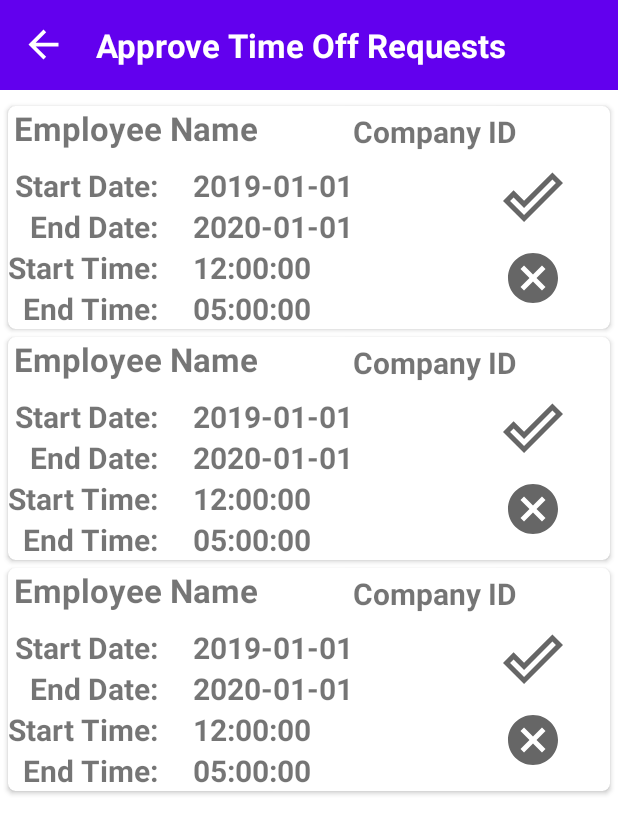
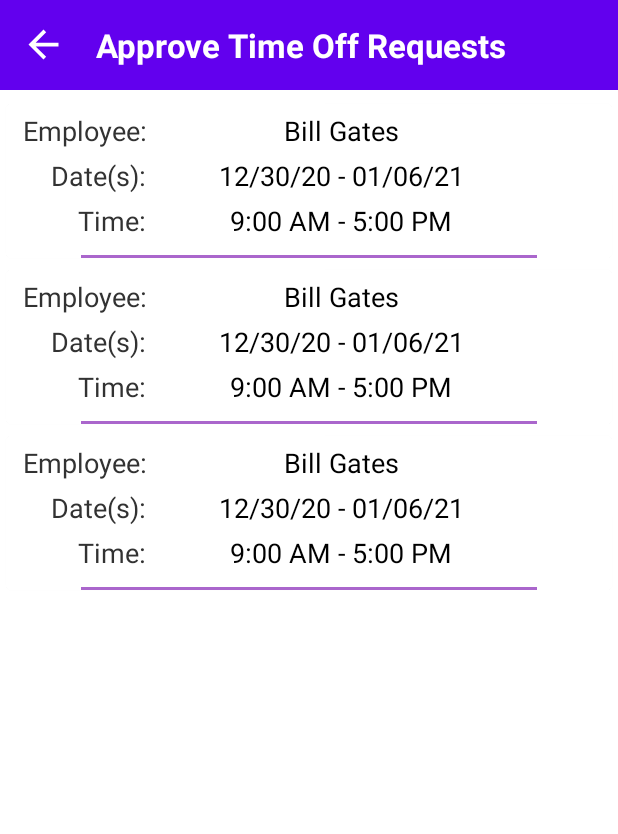
Before and after one commit to MonJamp/ProShift, an Android app: the layout activity_approve_time_off_requests.xml on its own in the app's theme, with its tools: preview values and no code run, on a phone screen of 412 x 824 dp. Shown: the top 834 px of the screen. Run offline under Robolectric (Android 15) with nearby library versions, the phone set to English and light mode, and no system bars.

Commit message:
Update time off request card in manager controls

```diff
--- a/app/src/main/java/com/proshiftteam/proshift/Activities/ApproveTimeOffRequestActivity.kt
+++ b/app/src/main/java/com/proshiftteam/proshift/Activities/ApproveTimeOffRequestActivity.kt
@@ -6,7 +6,7 @@ import android.widget.ImageView
 import android.widget.Toast
 import androidx.appcompat.app.AppCompatActivity
 import androidx.recyclerview.widget.RecyclerView
-import com.proshiftteam.proshift.Adapters.GetTimeOffRequestsAdapter
+import com.proshiftteam.proshift.Adapters.TimeOffRequestsManagerAdapter
 import com.proshiftteam.proshift.DataFiles.GetTimeOffRequestsObject
 import com.proshiftteam.proshift.Interfaces.RetrofitBuilderObject
 import com.proshiftteam.proshift.R
@@ -39,7 +39,7 @@ class ApproveTimeOffRequestActivity: AppCompatActivity() {
                 if (response.isSuccessful) {
                     Toast.makeText(context, "Successfully loaded time off requests" + response.code(), Toast.LENGTH_SHORT).show()
                     val listOfTimeOffRequests = response.body()!!
-                    approve_time_off_requests_recycler_view.adapter = GetTimeOffRequestsAdapter(accessCode!!,tokenCode.toString(), listOfTimeOffRequests)
+                    approve_time_off_requests_recycler_view.adapter = TimeOffRequestsManagerAdapter(accessCode!!,tokenCode.toString(), listOfTimeOffRequests)
                 } else {
                     Toast.makeText(context, "Failed loading time off requests : Response code " + response.code(), Toast.LENGTH_SHORT).show()
                 }
--- a/app/src/main/java/com/proshiftteam/proshift/Adapters/GetTimeOffRequestsAdapter.kt
+++ b/app/src/main/java/com/proshiftteam/proshift/Adapters/TimeOffRequestsManagerAdapter.kt
@@ -4,41 +4,94 @@ import android.content.Intent
 import android.view.LayoutInflater
 import android.view.View
 import android.view.ViewGroup
+import android.widget.ImageButton
+import android.widget.LinearLayout
 import android.widget.TextView
 import android.widget.Toast
-import androidx.core.app.ActivityCompat.recreate
-import androidx.core.content.ContextCompat.startActivity
+import androidx.cardview.widget.CardView
 import androidx.recyclerview.widget.RecyclerView
 import com.proshiftteam.proshift.Activities.ApproveTimeOffRequestActivity
 import com.proshiftteam.proshift.DataFiles.ApproveDenyTimeOffRequestsObject
 import com.proshiftteam.proshift.DataFiles.GetTimeOffRequestsObject
 import com.proshiftteam.proshift.Interfaces.RetrofitBuilderObject.connectJsonApiCalls
 import com.proshiftteam.proshift.R
-import kotlinx.android.synthetic.main.card_item_get_time_off_requests.view.*
 import okhttp3.ResponseBody
 import retrofit2.Call
 import retrofit2.Callback
 import retrofit2.Response
+import java.text.SimpleDateFormat
 
-class GetTimeOffRequestsAdapter(val accessCode: Int,val tokenCode: String, private val timeOffRequestsList: List<GetTimeOffRequestsObject>) : RecyclerView.Adapter<GetTimeOffRequestsAdapter.ShowTimeOffRequestsViewHolder>(){
-    override fun onCreateViewHolder(parent: ViewGroup, viewType: Int): GetTimeOffRequestsAdapter.ShowTimeOffRequestsViewHolder {
-        val timeOffRequestView = LayoutInflater.from(parent.context).inflate(R.layout.card_item_get_time_off_requests, parent, false)
-        return ShowTimeOffRequestsViewHolder(timeOffRequestView)
+class TimeOffRequestsManagerAdapter(
+    val accessCode: Int,
+    val tokenCode: String,
+    private val timeOffRequestsList: List<GetTimeOffRequestsObject>)
+    : RecyclerView.Adapter<TimeOffRequestsManagerAdapter.ViewHolder>()
+{
+    class ViewHolder(cardView: CardView) : RecyclerView.ViewHolder(cardView) {
+        val tvEmployee: TextView = cardView.findViewById(R.id.cardTimeOffManagerEmployee)
+        val tvDate: TextView = cardView.findViewById(R.id.cardTimeOffManagerDate)
+        val tvTime: TextView = cardView.findViewById(R.id.cardTimeOffManagerTime)
+        val llControls: LinearLayout = cardView.findViewById(R.id.cardTimeOffManagerControls)
+        val ibApprove: ImageButton = cardView.findViewById(R.id.cardTimeOffManagerApprove)
+        val ibDeny: ImageButton = cardView.findViewById(R.id.cardTimeOffManagerDeny)
+    }
+
+    override fun onCreateViewHolder(parent: ViewGroup, viewType: Int): TimeOffRequestsManagerAdapter.ViewHolder {
+        val cardView = LayoutInflater.from(parent.context)
+            .inflate(R.layout.card_time_off_manager_item, parent, false)
+            as CardView
+
+        return ViewHolder(cardView)
     }
 
     override fun getItemCount(): Int {
         return timeOffRequestsList.size
     }
 
-    override fun onBindViewHolder(holder: GetTimeOffRequestsAdapter.ShowTimeOffRequestsViewHolder, position: Int) {
-        holder.company.text = timeOffRequestsList.get(position).company.toString()
-        holder.employee_name.text = timeOffRequestsList.get(position).employee_name
-        holder.start_date.text = timeOffRequestsList.get(position).start_date
-        holder.end_date.text = timeOffRequestsList.get(position).end_date
-        holder.time_start.text = timeOffRequestsList.get(position).time_start
-        holder.time_end.text = timeOffRequestsList.get(position).time_end
+    private fun onItemClickHandler(holder: ViewHolder, position: Int) {
+        holder.llControls.visibility = if(holder.llControls.visibility == View.VISIBLE) {
+            View.GONE
+        } else {
+            View.VISIBLE
+        }
+    }
 
-        holder.itemView.card_get_time_off_requests_approve_button.setOnClickListener {v ->
+    override fun onBindViewHolder(holder: TimeOffRequestsManagerAdapter.ViewHolder, position: Int) {
+        val timeOff = timeOffRequestsList.get(position)
+
+        val employeeText = timeOff.employee_name
+
+        val dateFormat = SimpleDateFormat("yyyy-MM-dd")
+        val newDateFormat = SimpleDateFormat("MM/dd/yy")
+        val startDate = dateFormat.parse(timeOff.start_date)
+        val endDate = dateFormat.parse(timeOff.end_date)
+        val strStartDate = newDateFormat.format(startDate).toString()
+        val strEndDate = newDateFormat.format(endDate).toString()
+
+        val dateText = if(startDate == endDate) {
+            strStartDate
+        } else {
+            "$strStartDate - $strEndDate"
+        }
+
+        val timeFormat = SimpleDateFormat("HH:mm:ss")
+        val newTimeFormat = SimpleDateFormat("hh:mm a")
+        val startTime = timeFormat.parse(timeOff.time_start)
+        val endTime = timeFormat.parse(timeOff.time_end)
+        val strStartTime = newTimeFormat.format(startTime).toString()
+        val strEndTime = newTimeFormat.format(endTime).toString()
+
+        val timeText = "$strStartTime - $strEndTime"
+
+        holder.tvEmployee.text = employeeText
+        holder.tvDate.text = dateText
+        holder.tvTime.text = timeText
+
+        holder.itemView.setOnClickListener {
+            onItemClickHandler(holder, position)
+        }
+
+        holder.ibApprove.setOnClickListener {v ->
             val context = v.context
             val requestID = timeOffRequestsList.get(position).id
             val approveTimeOffRequestObject = ApproveDenyTimeOffRequestsObject(requestID)
@@ -67,7 +120,7 @@ class GetTimeOffRequestsAdapter(val accessCode: Int,val tokenCode: String, priva
                 }
             })
         }
-        holder.itemView.card_get_time_off_requests_deny_button.setOnClickListener {v ->
+        holder.ibDeny.setOnClickListener {v ->
             val context = v.context
             val requestID = timeOffRequestsList.get(position).id
             val denyTimeOffRequestsObject = ApproveDenyTimeOffRequestsObject(requestID)
@@ -97,13 +150,4 @@ class GetTimeOffRequestsAdapter(val accessCode: Int,val tokenCode: String, priva
             })
         }
     }
-
-    class ShowTimeOffRequestsViewHolder(itemView: View) : RecyclerView.ViewHolder(itemView) {
-        val company: TextView = itemView.findViewById(R.id.card_get_time_off_requests_company_id)
-        val employee_name: TextView = itemView.findViewById(R.id.card_get_time_off_requests_employee_name)
-        val start_date: TextView = itemView.findViewById(R.id.card_get_time_off_requests_start_date)
-        val end_date: TextView = itemView.findViewById(R.id.card_get_time_off_requests_end_date)
-        val time_start: TextView = itemView.findViewById(R.id.card_get_time_off_requests_start_time)
-        val time_end: TextView = itemView.findViewById(R.id.card_get_time_off_requests_end_time)
-    }
 }
--- /dev/null
+++ b/app/src/main/res/drawable/ic_approve.xml
@@ -0,0 +1,11 @@
+<vector xmlns:android="http://schemas.android.com/apk/res/android"
+    android:width="20.410639dp"
+    android:height="5.102531dp"
+    android:viewportWidth="20.410639"
+    android:viewportHeight="5.102531">
+  <path
+      android:pathData="M-0,-0L-0,5.1025L20.4106,5.1025L20.4106,-0ZM12.1347,1.1286 L12.6308,1.988 9.1845,3.9775 7.7814,2.5745 8.4832,1.8728 9.3477,2.7373z"
+      android:strokeWidth="0.999999"
+      android:fillColor="#00ff00"
+      android:fillType="evenOdd"/>
+</vector>
--- /dev/null
+++ b/app/src/main/res/drawable/ic_deny.xml
@@ -0,0 +1,11 @@
+<vector xmlns:android="http://schemas.android.com/apk/res/android"
+    android:width="20.41064dp"
+    android:height="5.102531dp"
+    android:viewportWidth="20.41064"
+    android:viewportHeight="5.102531">
+  <path
+      android:pathData="M0,0L0,5.1025L20.4106,5.1025L20.4106,0ZM9.2361,0.8857 L10.2051,1.8547 11.174,0.8857 11.8701,1.5818 10.9011,2.5507 11.8701,3.5197 11.174,4.2163 10.2051,3.2473 9.2361,4.2163 8.54,3.5197 9.509,2.5507 8.54,1.5818z"
+      android:strokeWidth="0.264583"
+      android:fillColor="#ff0000"
+      android:fillType="evenOdd"/>
+</vector>
--- a/app/src/main/res/layout/activity_approve_time_off_requests.xml
+++ b/app/src/main/res/layout/activity_approve_time_off_requests.xml
@@ -42,6 +42,6 @@
         android:layout_marginTop="5dp"
         app:layoutManager="androidx.recyclerview.widget.LinearLayoutManager"
         tools:context=".Activities.HomeActivity"
-        tools:listitem="@layout/card_item_get_time_off_requests"/>
+        tools:listitem="@layout/card_time_off_manager_item"/>
 
 </LinearLayout>
--- a/app/src/main/res/layout/card_assigned_shift_item.xml
+++ b/app/src/main/res/layout/card_assigned_shift_item.xml
@@ -3,7 +3,7 @@
 <com.google.android.material.card.MaterialCardView xmlns:android="http://schemas.android.com/apk/res/android"
     xmlns:tools="http://schemas.android.com/tools"
     xmlns:card_view="http://schemas.android.com/apk/res-auto"
-    android:id="@+id/cardSchedule"
+    android:id="@+id/cardTimeOffItem"
     android:layout_width="match_parent"
     android:layout_height="wrap_content"
     android:layout_margin="8dp"
--- a/app/src/main/res/layout/card_item_get_time_off_requests.xml
+++ /dev/null
@@ -1,154 +0,0 @@
-<?xml version="1.0" encoding="utf-8"?>
-<androidx.cardview.widget.CardView xmlns:android="http://schemas.android.com/apk/res/android"
-    android:layout_width="match_parent"
-    android:layout_height="wrap_content"
-    xmlns:card_view="http://schemas.android.com/apk/res-auto"
-    xmlns:tools="http://schemas.android.com/tools"
-    android:elevation="10dp"
-    android:layout_marginLeft="5dp"
-    android:layout_marginRight="5dp"
-    android:layout_marginTop="5dp"
-    card_view:cardCornerRadius="5dp">
-
-    <androidx.constraintlayout.widget.ConstraintLayout
-        android:layout_width="391dp"
-        android:layout_height="match_parent"
-        card_view:layout_constraintBottom_toTopOf="@+id/textView2"
-        card_view:layout_constraintTop_toTopOf="@+id/textView2">
-
-        <TextView
-            android:id="@+id/card_get_time_off_requests_company_id"
-            android:layout_width="wrap_content"
-            android:layout_height="wrap_content"
-            android:layout_marginTop="3dp"
-            android:textSize="20sp"
-            android:textStyle="bold"
-            card_view:layout_constraintStart_toEndOf="@+id/card_get_time_off_requests_start_date"
-            card_view:layout_constraintTop_toTopOf="parent"
-            tools:text="Company ID" />
-
-        <TextView
-            android:id="@+id/card_get_time_off_requests_employee_name"
-            android:layout_width="wrap_content"
-            android:layout_height="wrap_content"
-            android:layout_marginStart="4dp"
-            android:textSize="22sp"
-            android:textStyle="bold"
-            card_view:layout_constraintStart_toStartOf="parent"
-            card_view:layout_constraintTop_toTopOf="parent"
-            tools:text="Employee Name" />
-
-        <ImageView
-            android:id="@+id/card_get_time_off_requests_deny_button"
-            android:layout_width="0dp"
-            android:layout_height="40dp"
-            android:layout_marginTop="14dp"
-            android:layout_marginBottom="14dp"
-            android:src="@drawable/ic_deny_button"
-            card_view:layout_constraintBottom_toBottomOf="parent"
-            card_view:layout_constraintEnd_toEndOf="@+id/card_get_time_off_requests_approve_button"
-            card_view:layout_constraintStart_toStartOf="@+id/card_get_time_off_requests_approve_button"
-            card_view:layout_constraintTop_toBottomOf="@+id/card_get_time_off_requests_approve_button" />
-
-        <ImageView
-            android:id="@+id/card_get_time_off_requests_approve_button"
-            android:layout_width="40dp"
-            android:layout_height="40dp"
-            android:layout_marginTop="10dp"
-            android:layout_marginEnd="21dp"
-            android:src="@drawable/ic_approve_button"
-            card_view:layout_constraintEnd_toEndOf="parent"
-            card_view:layout_constraintTop_toBottomOf="@+id/card_get_time_off_requests_company_id" />
-
-        <TextView
-            android:id="@+id/textView1"
-            android:layout_width="wrap_content"
-            android:layout_height="wrap_content"
-            android:layout_marginTop="10dp"
-            android:text="Start Date:"
-            android:textSize="20sp"
-            android:textStyle="bold"
-            card_view:layout_constraintEnd_toEndOf="@+id/textView2"
-            card_view:layout_constraintTop_toBottomOf="@+id/card_get_time_off_requests_employee_name"/>
-
-        <TextView
-            android:id="@+id/textView2"
-            android:layout_width="wrap_content"
-            android:layout_height="wrap_content"
-            android:text="End Date:"
-            android:textSize="20sp"
-            android:textStyle="bold"
-            card_view:layout_constraintEnd_toEndOf="@+id/textView3"
-            card_view:layout_constraintTop_toBottomOf="@+id/textView1"/>
-
-        <TextView
-            android:id="@+id/textView3"
-            android:layout_width="wrap_content"
-            android:layout_height="wrap_content"
-            android:text="Start Time:"
-            android:textSize="20sp"
-            android:textStyle="bold"
-            card_view:layout_constraintStart_toStartOf="parent"
-            card_view:layout_constraintTop_toBottomOf="@+id/textView2" />
-
-        <TextView
-            android:id="@+id/textView4"
-            android:layout_width="wrap_content"
-            android:layout_height="wrap_content"
-            android:text="End Time:"
-            android:textSize="20sp"
-            android:textStyle="bold"
-            card_view:layout_constraintEnd_toEndOf="@+id/textView3"
-            card_view:layout_constraintTop_toBottomOf="@+id/textView3"
-            tools:ignore="MissingConstraints" />
-
-        <TextView
-            android:id="@+id/card_get_time_off_requests_start_date"
-            android:layout_width="wrap_content"
-            android:layout_height="wrap_content"
-            android:layout_marginTop="10dp"
-            android:textSize="20sp"
-            android:textStyle="bold"
-            card_view:layout_constraintStart_toStartOf="@+id/card_get_time_off_requests_end_date"
-            card_view:layout_constraintTop_toBottomOf="@+id/card_get_time_off_requests_employee_name"
-            tools:ignore="MissingConstraints"
-            tools:text="2019-01-01" />
-
-        <TextView
-            android:id="@+id/card_get_time_off_requests_end_date"
-            android:layout_width="wrap_content"
-            android:layout_height="wrap_content"
-            android:textSize="20sp"
-            android:textStyle="bold"
-            card_view:layout_constraintStart_toStartOf="@+id/card_get_time_off_requests_start_time"
-            card_view:layout_constraintTop_toBottomOf="@+id/card_get_time_off_requests_start_date"
-            tools:ignore="MissingConstraints"
-            tools:text="2020-01-01" />
-
-        <TextView
-            android:id="@+id/card_get_time_off_requests_start_time"
-            android:layout_width="wrap_content"
-            android:layout_height="wrap_content"
-            android:textSize="20sp"
-            android:textStyle="bold"
-            card_view:layout_constraintStart_toStartOf="@+id/card_get_time_off_requests_end_time"
-            card_view:layout_constraintTop_toBottomOf="@+id/card_get_time_off_requests_end_date"
-            tools:ignore="MissingConstraints"
-            tools:text="12:00:00" />
-
-        <TextView
-            android:id="@+id/card_get_time_off_requests_end_time"
-            android:layout_width="wrap_content"
-            android:layout_height="wrap_content"
-            android:layout_marginStart="23dp"
-            android:textSize="20sp"
-            android:textStyle="bold"
-            card_view:layout_constraintStart_toEndOf="@+id/textView3"
-            card_view:layout_constraintTop_toBottomOf="@+id/card_get_time_off_requests_start_time"
-            tools:ignore="MissingConstraints"
-            tools:text="05:00:00" />
-
-    </androidx.constraintlayout.widget.ConstraintLayout>
-
-
-</androidx.cardview.widget.CardView>
--- a/app/src/main/res/layout/card_time_off_item.xml
+++ b/app/src/main/res/layout/card_time_off_item.xml
@@ -3,7 +3,7 @@
 <com.google.android.material.card.MaterialCardView xmlns:android="http://schemas.android.com/apk/res/android"
     xmlns:tools="http://schemas.android.com/tools"
     xmlns:card_view="http://schemas.android.com/apk/res-auto"
-    android:id="@+id/cardSchedule"
+    android:id="@+id/cardTimeOffItem"
     android:layout_width="match_parent"
     android:layout_height="wrap_content"
     android:layout_margin="4dp"
--- /dev/null
+++ b/app/src/main/res/layout/card_time_off_manager_item.xml
@@ -0,0 +1,145 @@
+<?xml version="1.0" encoding="utf-8"?>
+
+<com.google.android.material.card.MaterialCardView xmlns:android="http://schemas.android.com/apk/res/android"
+    xmlns:tools="http://schemas.android.com/tools"
+    xmlns:card_view="http://schemas.android.com/apk/res-auto"
+    android:id="@+id/cardTimeOffManagerItem"
+    android:layout_width="match_parent"
+    android:layout_height="wrap_content"
+    android:layout_margin="4dp"
+    android:background="@color/colorAccent"
+    android:clickable="true"
+    android:foreground="?android:attr/selectableItemBackground"
+    >
+
+    <LinearLayout
+        android:layout_width="match_parent"
+        android:layout_height="wrap_content"
+        android:orientation="vertical">
+
+        <LinearLayout
+            android:layout_width="match_parent"
+            android:layout_height="wrap_content"
+            android:orientation="horizontal">
+
+            <LinearLayout
+                android:layout_width="wrap_content"
+                android:layout_height="wrap_content"
+                android:orientation="vertical"
+                android:padding="5dp"
+                android:layout_marginStart="5dp">
+                <TextView
+                    android:layout_width="match_parent"
+                    android:layout_height="wrap_content"
+                    android:text="Employee: "
+                    android:textSize="18sp"
+                    android:layout_marginBottom="5dp"
+                    android:textAlignment="textEnd"
+                    android:textColor="@android:color/secondary_text_light" />
+                <TextView
+                    android:layout_width="match_parent"
+                    android:layout_height="wrap_content"
+                    android:text="Date(s): "
+                    android:textSize="18sp"
+                    android:layout_marginBottom="5dp"
+                    android:textAlignment="textEnd"
+                    android:textColor="@android:color/secondary_text_light" />
+                <TextView
+                    android:layout_width="match_parent"
+                    android:layout_height="wrap_content"
+                    android:text="Time: "
+                    android:textSize="18sp"
+                    android:layout_marginBottom="5dp"
+                    android:textAlignment="textEnd"
+                    android:textColor="@android:color/secondary_text_light" />
+            </LinearLayout>
+
+            <LinearLayout
+                android:layout_width="match_parent"
+                android:layout_height="wrap_content"
+                android:orientation="vertical"
+                android:padding="5dp"
+                android:layout_marginEnd="60sp">
+                <TextView
+                    android:id="@+id/cardTimeOffManagerEmployee"
+                    android:layout_width="match_parent"
+                    android:layout_height="wrap_content"
+                    android:text="Bill Gates"
+                    android:textSize="18sp"
+                    android:layout_marginBottom="5dp"
+                    android:textAlignment="center"
+                    android:textColor="@android:color/primary_text_light" />
+                <TextView
+                    android:id="@+id/cardTimeOffManagerDate"
+                    android:layout_width="match_parent"
+                    android:layout_height="wrap_content"
+                    android:text="12/30/20 - 01/06/21"
+                    android:textSize="18sp"
+                    android:layout_marginBottom="5dp"
+                    android:textAlignment="center"
+                    android:textColor="@android:color/primary_text_light" />
+                <TextView
+                    android:id="@+id/cardTimeOffManagerTime"
+                    android:layout_width="match_parent"
+                    android:layout_height="wrap_content"
+                    android:text="9:00 AM - 5:00 PM"
+                    android:textSize="18sp"
+                    android:layout_marginBottom="5dp"
+                    android:textAlignment="center"
+                    android:textColor="@android:color/primary_text_light" />
+            </LinearLayout>
+
+        </LinearLayout>
+
+        <View
+            android:layout_width="match_parent"
+            android:layout_height="2dp"
+            android:layout_marginHorizontal="50dp"
+            android:background="@android:color/holo_purple">
+        </View>
+
+        <LinearLayout android:id="@+id/cardTimeOffManagerControls"
+            android:layout_width="match_parent"
+            android:layout_height="wrap_content"
+            android:visibility="gone"
+            android:orientation="vertical">
+
+            <LinearLayout
+                android:layout_width="match_parent"
+                android:layout_height="50dp"
+                android:layout_marginVertical="5dp"
+                android:orientation="horizontal">
+
+                <ImageButton
+                    android:id="@+id/cardTimeOffManagerApprove"
+                    android:layout_width="match_parent"
+                    android:layout_height="wrap_content"
+                    android:layout_weight="1"
+                    android:adjustViewBounds="true"
+                    android:background="@color/cardview_light_background"
+                    android:scaleType="fitCenter"
+                    android:src="@drawable/ic_approve" />
+
+                <ImageButton
+                    android:id="@+id/cardTimeOffManagerDeny"
+                    android:layout_width="match_parent"
+                    android:layout_height="wrap_content"
+                    android:layout_weight="1"
+                    android:adjustViewBounds="true"
+                    android:background="@color/cardview_light_background"
+                    android:scaleType="fitCenter"
+                    android:src="@drawable/ic_deny" />
+            </LinearLayout>
+
+            <View
+                android:layout_width="match_parent"
+                android:layout_height="2dp"
+                android:layout_marginHorizontal="50dp"
+                android:background="@android:color/holo_purple">
+            </View>
+
+        </LinearLayout>
+
+    </LinearLayout>
+
+</com.google.android.material.card.MaterialCardView>
```
